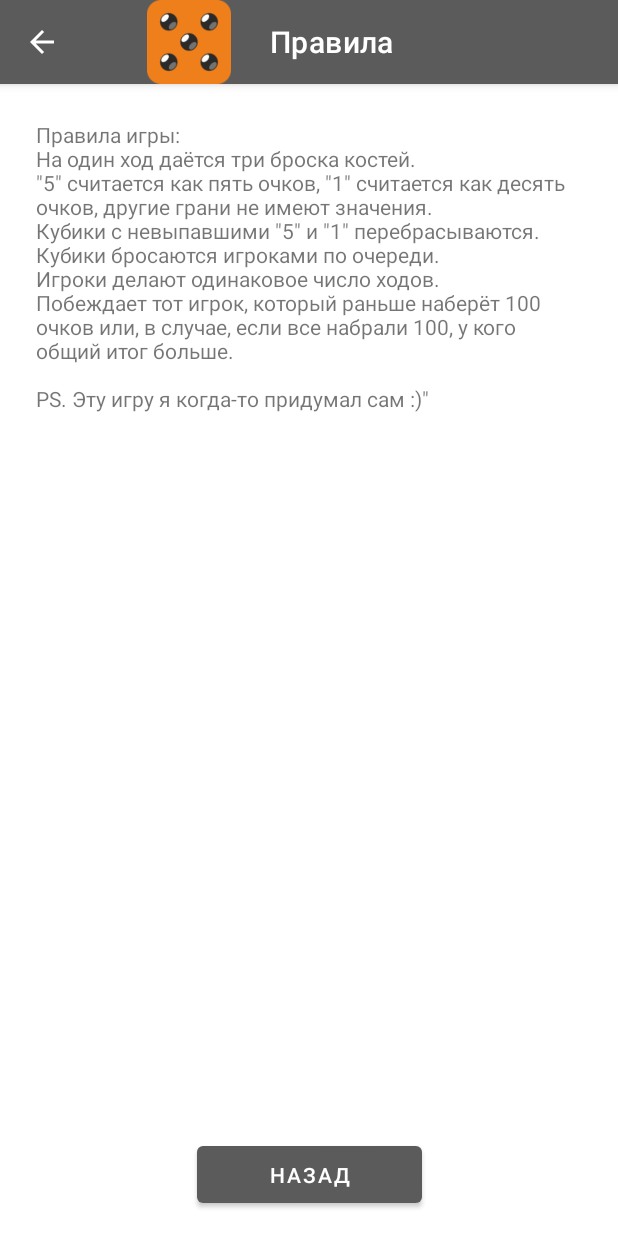
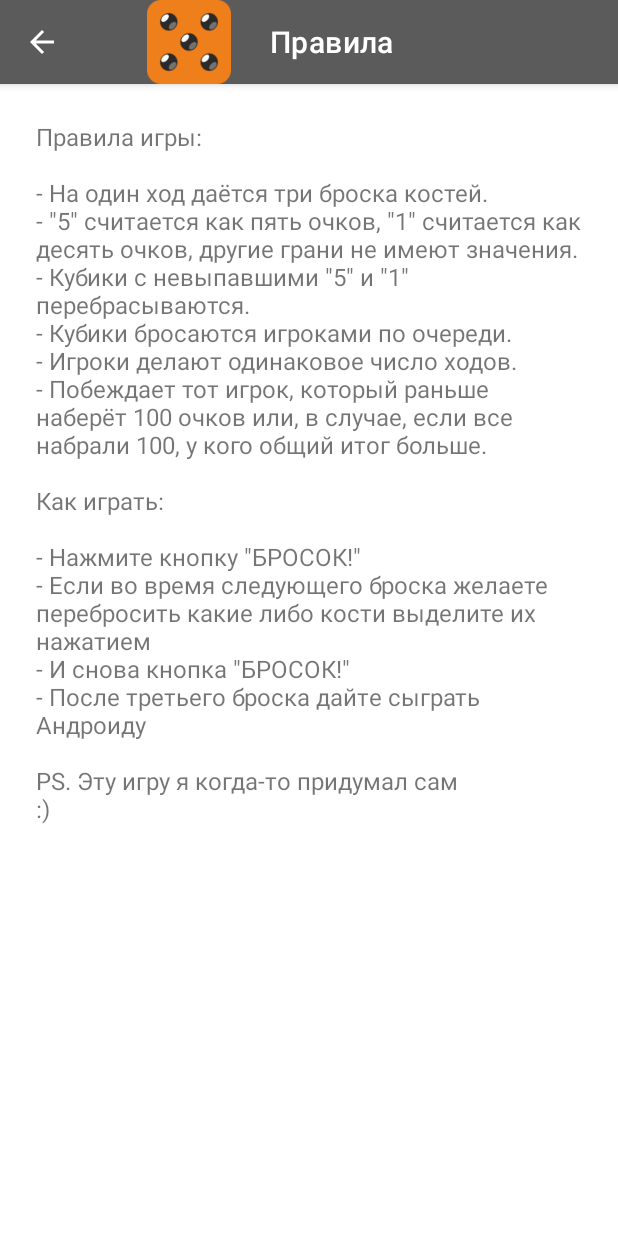
Before and after one commit to kofesutra/Dice_game_FiveTen, an Android app: the HowToPlayFragment screen opened through its navigation route, on a phone screen of 412 x 824 dp. Run offline under Robolectric (Android 15) with nearby library versions, the phone set to English and light mode, and no system bars.

Commit message:
Скорректировал правила игры и сделал текст прокручиваемым

```diff
--- a/app/src/main/java/ru/kofesutra/fiveten_v2/presentation/ui/howtoplay/HowToPlayFragment.kt
+++ b/app/src/main/java/ru/kofesutra/fiveten_v2/presentation/ui/howtoplay/HowToPlayFragment.kt
@@ -6,8 +6,6 @@ import android.view.View
 import android.view.ViewGroup
 import androidx.appcompat.app.AppCompatActivity
 import androidx.fragment.app.Fragment
-import androidx.navigation.fragment.findNavController
-import ru.kofesutra.fiveten_v2.R
 import ru.kofesutra.fiveten_v2.databinding.FragmentHowToPlayBinding
 
 class HowToPlayFragment : Fragment() {
@@ -30,24 +28,28 @@ class HowToPlayFragment : Fragment() {
 
         val rules = """
             Правила игры:
-            На один ход даётся три броска костей.
-            "5" считается как пять очков, "1" считается как десять очков, другие грани не имеют значения.
-            Кубики с невыпавшими "5" и "1" перебрасываются.
-            Кубики бросаются игроками по очереди.
-            Игроки делают одинаковое число ходов.
-            Побеждает тот игрок, который раньше наберёт 100 очков или, в случае, если все набрали 100, у кого общий итог больше.
 
-            PS. Эту игру я когда-то придумал сам :)"
+            - На один ход даётся три броска костей.
+            - "5" считается как пять очков, "1" считается как десять очков, другие грани не имеют значения.
+            - Кубики с невыпавшими "5" и "1" перебрасываются.
+            - Кубики бросаются игроками по очереди.
+            - Игроки делают одинаковое число ходов.
+            - Побеждает тот игрок, который раньше наберёт 100 очков или, в случае, если все набрали 100, у кого общий итог больше.
+
+            Как играть:
+
+            - Нажмите кнопку "БРОСОК!"
+            - Если во время следующего броска желаете перебросить какие либо кости выделите их нажатием
+            - И снова кнопка "БРОСОК!"
+            - После третьего броска дайте сыграть Андроиду
+
+            PS. Эту игру я когда-то придумал сам
+            :)
+
+
         """.trimIndent()
 
         binding?.howtoText?.text = rules
-    }
-
-    override fun onStart() {
-        super.onStart()
-        binding?.howBtnBack?.setOnClickListener {
-            findNavController().navigate(R.id.action_howToPlayFragment_to_mainFragment)
-        }
     }
 
     override fun onDestroy() {
--- a/app/src/main/res/layout/fragment_how_to_play.xml
+++ b/app/src/main/res/layout/fragment_how_to_play.xml
@@ -6,6 +6,10 @@
     xmlns:app="http://schemas.android.com/apk/res-auto"
     tools:context=".presentation.ui.howtoplay.HowToPlayFragment">
 
+    <ScrollView
+        android:layout_width="match_parent"
+        android:layout_height="match_parent">
+
         <TextView
             android:id="@+id/howtoText"
             android:layout_width="match_parent"
@@ -13,21 +17,11 @@
             android:layout_marginStart="24dp"
             android:layout_marginTop="24dp"
             android:layout_marginEnd="24dp"
+            android:textSize="16sp"
             android:text="@string/howtofragment"
             app:layout_constraintEnd_toEndOf="parent"
             app:layout_constraintStart_toStartOf="parent"
             app:layout_constraintTop_toTopOf="parent" />
-
-    <Button
-        android:id="@+id/how_btn_back"
-        android:layout_width="150dp"
-        android:layout_height="50dp"
-        android:layout_marginBottom="16dp"
-
-        android:text="@string/back"
-        app:layout_constraintBottom_toBottomOf="parent"
-        app:layout_constraintEnd_toEndOf="parent"
-        app:layout_constraintStart_toStartOf="parent"
-        tools:ignore="MissingConstraints" />
+    </ScrollView>
 
 </androidx.constraintlayout.widget.ConstraintLayout>
```
Lines whose indentation alone changed are shown as unchanged.
